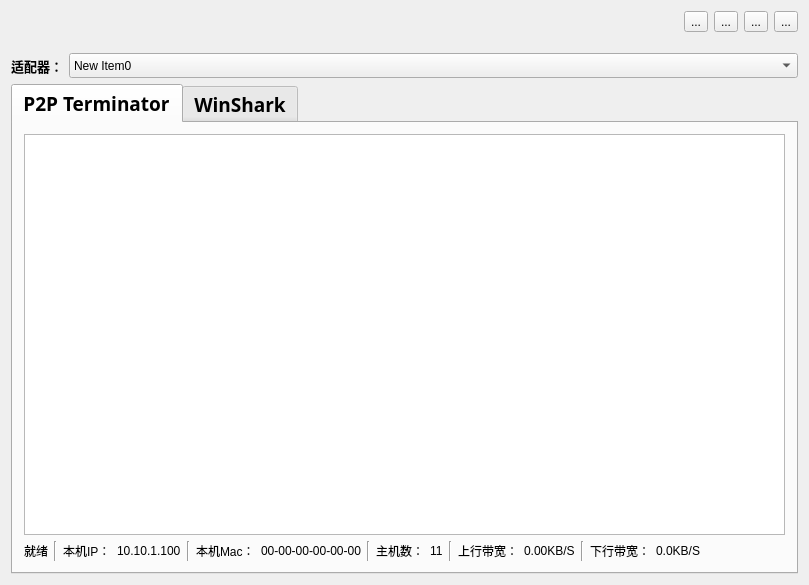
Old version of the form widget.ui in the repository Alex278/SnifferToolServer.
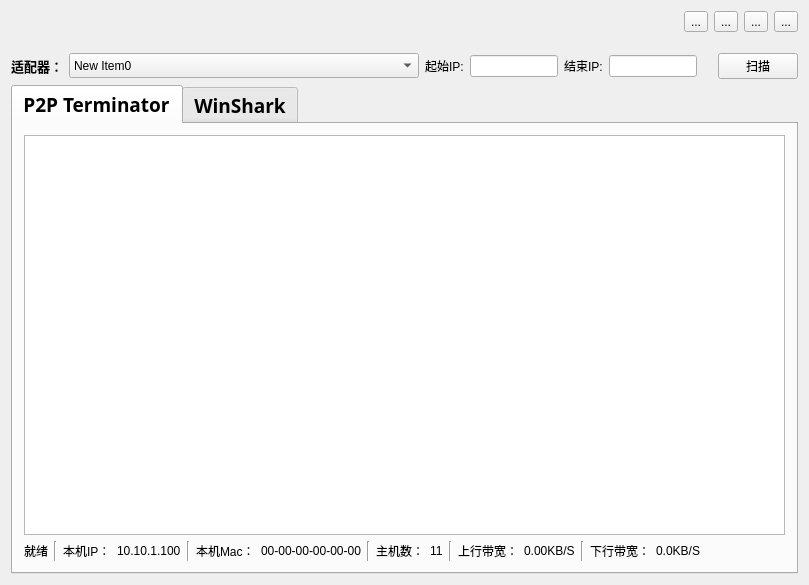
New version of the form.

```diff
--- a/widget.ui
+++ b/widget.ui
@@ -160,6 +160,69 @@
            </item>
           </widget>
          </item>
+         <item>
+          <widget class="QLabel" name="label_2">
+           <property name="text">
+            <string>起始IP:</string>
+           </property>
+          </widget>
+         </item>
+         <item>
+          <widget class="QLineEdit" name="lineEditIPStart">
+           <property name="maximumSize">
+            <size>
+             <width>180</width>
+             <height>16777215</height>
+            </size>
+           </property>
+          </widget>
+         </item>
+         <item>
+          <widget class="QLabel" name="label_9">
+           <property name="text">
+            <string>结束IP:</string>
+           </property>
+          </widget>
+         </item>
+         <item>
+          <widget class="QLineEdit" name="lineEditIPEnd">
+           <property name="maximumSize">
+            <size>
+             <width>180</width>
+             <height>16777215</height>
+            </size>
+           </property>
+          </widget>
+         </item>
+         <item>
+          <spacer name="horizontalSpacer_2">
+           <property name="orientation">
+            <enum>Qt::Horizontal</enum>
+           </property>
+           <property name="sizeType">
+            <enum>QSizePolicy::Fixed</enum>
+           </property>
+           <property name="sizeHint" stdset="0">
+            <size>
+             <width>15</width>
+             <height>20</height>
+            </size>
+           </property>
+          </spacer>
+         </item>
+         <item>
+          <widget class="QPushButton" name="pushButton">
+           <property name="maximumSize">
+            <size>
+             <width>80</width>
+             <height>16777215</height>
+            </size>
+           </property>
+           <property name="text">
+            <string>扫描</string>
+           </property>
+          </widget>
+         </item>
         </layout>
        </item>
       </layout>
```
